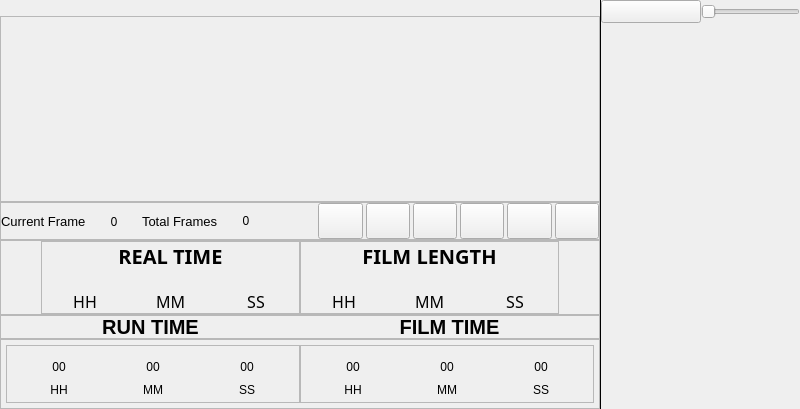
Above: Graffik/gui/film/filmwindow.ui from DynamicPerception/Graffik_Legacy before the change. Below: the same form after it.
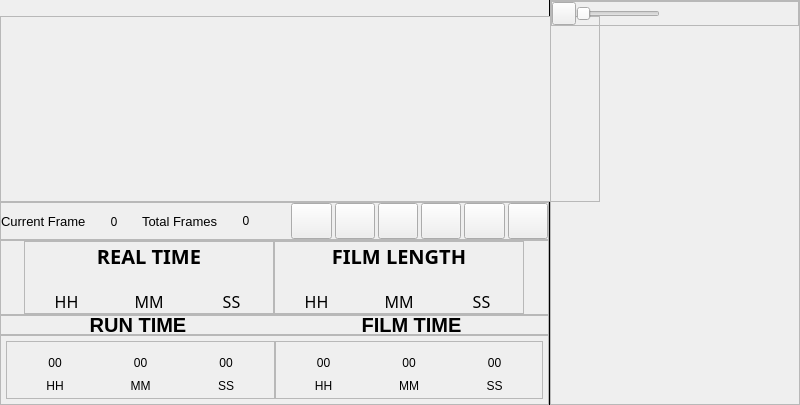
That is the form after the change. Custom widgets are drawn as their Qt base class.

Commit message: * Fixed right-side whitespace expansion issues * Fixed problem with incorrect button name * Fixed windows build/copy issues

Patch:
```diff
--- a/Graffik/gui/film/filmwindow.ui
+++ b/Graffik/gui/film/filmwindow.ui
@@ -7,7 +7,7 @@
     <x>0</x>
     <y>0</y>
     <width>800</width>
-    <height>409</height>
+    <height>405</height>
    </rect>
   </property>
   <property name="sizePolicy">
@@ -28,7 +28,7 @@
   <property name="styleSheet">
    <string notr="true"/>
   </property>
-  <layout class="QVBoxLayout" name="verticalLayout">
+  <layout class="QVBoxLayout" name="verticalLayout_2">
    <property name="spacing">
     <number>0</number>
    </property>
@@ -865,119 +865,6 @@
        </layout>
       </widget>
      </item>
-     <item row="1" column="5" rowspan="6">
-      <layout class="QGridLayout" name="pluginPanelGridLayout">
-       <property name="sizeConstraint">
-        <enum>QLayout::SetFixedSize</enum>
-       </property>
-       <property name="spacing">
-        <number>0</number>
-       </property>
-       <item row="3" column="1" colspan="2">
-        <widget class="QStackedWidget" name="pluginStackedWidget">
-         <property name="sizePolicy">
-          <sizepolicy hsizetype="Expanding" vsizetype="Expanding">
-           <horstretch>0</horstretch>
-           <verstretch>0</verstretch>
-          </sizepolicy>
-         </property>
-         <widget class="QWidget" name="page_3">
-          <property name="enabled">
-           <bool>false</bool>
-          </property>
-         </widget>
-         <widget class="QWidget" name="page_4">
-          <property name="enabled">
-           <bool>false</bool>
-          </property>
-         </widget>
-        </widget>
-       </item>
-       <item row="0" column="1">
-        <widget class="QToolButton" name="camSetBut">
-         <property name="sizePolicy">
-          <sizepolicy hsizetype="Preferred" vsizetype="Preferred">
-           <horstretch>0</horstretch>
-           <verstretch>0</verstretch>
-          </sizepolicy>
-         </property>
-         <property name="minimumSize">
-          <size>
-           <width>0</width>
-           <height>0</height>
-          </size>
-         </property>
-         <property name="maximumSize">
-          <size>
-           <width>16777215</width>
-           <height>16777215</height>
-          </size>
-         </property>
-         <property name="sizeIncrement">
-          <size>
-           <width>5</width>
-           <height>1</height>
-          </size>
-         </property>
-         <property name="baseSize">
-          <size>
-           <width>187</width>
-           <height>37</height>
-          </size>
-         </property>
-         <property name="font">
-          <font>
-           <pointsize>10</pointsize>
-          </font>
-         </property>
-         <property name="text">
-          <string/>
-         </property>
-        </widget>
-       </item>
-       <item row="0" column="2">
-        <widget class="SlideToggle" name="camControlSlider">
-         <property name="sizePolicy">
-          <sizepolicy hsizetype="Preferred" vsizetype="Preferred">
-           <horstretch>0</horstretch>
-           <verstretch>0</verstretch>
-          </sizepolicy>
-         </property>
-         <property name="minimumSize">
-          <size>
-           <width>0</width>
-           <height>0</height>
-          </size>
-         </property>
-         <property name="maximumSize">
-          <size>
-           <width>16777215</width>
-           <height>16777215</height>
-          </size>
-         </property>
-         <property name="orientation">
-          <enum>Qt::Horizontal</enum>
-         </property>
-        </widget>
-       </item>
-       <item row="2" column="1" colspan="2">
-        <spacer name="hSpacerPluginPanel">
-         <property name="orientation">
-          <enum>Qt::Horizontal</enum>
-         </property>
-         <property name="sizeType">
-          <enum>QSizePolicy::Maximum</enum>
-         </property>
-         <property name="sizeHint" stdset="0">
-          <size>
-           <width>313</width>
-           <height>5</height>
-          </size>
-         </property>
-        </spacer>
-       </item>
-      </layout>
-     </item>
      <item row="0" column="4" rowspan="7">
       <widget class="Line" name="separatorLine">
        <property name="minimumSize">
@@ -1042,7 +929,7 @@
        </property>
        <property name="minimumSize">
         <size>
-         <width>0</width>
+         <width>600</width>
          <height>186</height>
         </size>
        </property>
@@ -1264,7 +1151,7 @@
                  <property name="maximumSize">
                   <size>
                    <width>16777215</width>
-                   <height>43</height>
+                   <height>16777215</height>
                   </size>
                  </property>
                 </widget>
@@ -1280,7 +1167,7 @@
                  <property name="maximumSize">
                   <size>
                    <width>16777215</width>
-                   <height>43</height>
+                   <height>16777215</height>
                   </size>
                  </property>
                 </widget>
@@ -1290,7 +1177,7 @@
                  <property name="maximumSize">
                   <size>
                    <width>16777215</width>
-                   <height>43</height>
+                   <height>16777215</height>
                   </size>
                  </property>
                 </widget>
@@ -1435,7 +1322,7 @@
                  <property name="maximumSize">
                   <size>
                    <width>16777215</width>
-                   <height>43</height>
+                   <height>16777215</height>
                   </size>
                  </property>
                 </widget>
@@ -1451,7 +1338,7 @@
                  <property name="maximumSize">
                   <size>
                    <width>16777215</width>
-                   <height>43</height>
+                   <height>16777215</height>
                   </size>
                  </property>
                 </widget>
@@ -1461,7 +1348,7 @@
                  <property name="maximumSize">
                   <size>
                    <width>16777215</width>
-                   <height>43</height>
+                   <height>16777215</height>
                   </size>
                  </property>
                 </widget>
@@ -1553,6 +1440,188 @@
        </layout>
       </widget>
      </item>
+     <item row="0" column="5" rowspan="7">
+      <widget class="QFrame" name="rightFrame">
+       <property name="minimumSize">
+        <size>
+         <width>250</width>
+         <height>0</height>
+        </size>
+       </property>
+       <property name="maximumSize">
+        <size>
+         <width>313</width>
+         <height>16777215</height>
+        </size>
+       </property>
+       <property name="frameShape">
+        <enum>QFrame::StyledPanel</enum>
+       </property>
+       <property name="frameShadow">
+        <enum>QFrame::Raised</enum>
+       </property>
+       <layout class="QVBoxLayout" name="verticalLayout">
+        <property name="spacing">
+         <number>0</number>
+        </property>
+        <property name="margin">
+         <number>0</number>
+        </property>
+        <item>
+         <layout class="QGridLayout" name="pluginPanelGridLayout">
+          <property name="sizeConstraint">
+           <enum>QLayout::SetFixedSize</enum>
+          </property>
+          <property name="spacing">
+           <number>0</number>
+          </property>
+          <item row="3" column="1" colspan="2">
+           <widget class="QStackedWidget" name="pluginStackedWidget">
+            <property name="sizePolicy">
+             <sizepolicy hsizetype="Expanding" vsizetype="Expanding">
+              <horstretch>0</horstretch>
+              <verstretch>0</verstretch>
+             </sizepolicy>
+            </property>
+            <widget class="QWidget" name="page_3">
+             <property name="enabled">
+              <bool>false</bool>
+             </property>
+            </widget>
+            <widget class="QWidget" name="page_4">
+             <property name="enabled">
+              <bool>false</bool>
+             </property>
+            </widget>
+           </widget>
+          </item>
+          <item row="2" column="1" colspan="2">
+           <spacer name="hSpacerPluginPanel">
+            <property name="orientation">
+             <enum>Qt::Horizontal</enum>
+            </property>
+            <property name="sizeType">
+             <enum>QSizePolicy::Maximum</enum>
+            </property>
+            <property name="sizeHint" stdset="0">
+             <size>
+              <width>313</width>
+              <height>5</height>
+             </size>
+            </property>
+           </spacer>
+          </item>
+          <item row="1" column="1" colspan="2">
+           <widget class="QFrame" name="camSetFrame">
+            <property name="maximumSize">
+             <size>
+              <width>313</width>
+              <height>16777215</height>
+             </size>
+            </property>
+            <property name="frameShape">
+             <enum>QFrame::StyledPanel</enum>
+            </property>
+            <property name="frameShadow">
+             <enum>QFrame::Raised</enum>
+            </property>
+            <layout class="QHBoxLayout" name="horizontalLayout_8">
+             <property name="spacing">
+              <number>0</number>
+             </property>
+             <property name="margin">
+              <number>0</number>
+             </property>
+             <item>
+              <widget class="QToolButton" name="camSetBut">
+               <property name="sizePolicy">
+                <sizepolicy hsizetype="Preferred" vsizetype="Preferred">
+                 <horstretch>0</horstretch>
+                 <verstretch>0</verstretch>
+                </sizepolicy>
+               </property>
+               <property name="minimumSize">
+                <size>
+                 <width>0</width>
+                 <height>0</height>
+                </size>
+               </property>
+               <property name="maximumSize">
+                <size>
+                 <width>16777215</width>
+                 <height>16777215</height>
+                </size>
+               </property>
+               <property name="sizeIncrement">
+                <size>
+                 <width>5</width>
+                 <height>1</height>
+                </size>
+               </property>
+               <property name="baseSize">
+                <size>
+                 <width>187</width>
+                 <height>37</height>
+                </size>
+               </property>
+               <property name="font">
+                <font>
+                 <pointsize>10</pointsize>
+                </font>
+               </property>
+               <property name="text">
+                <string/>
+               </property>
+              </widget>
+             </item>
+             <item>
+              <widget class="SlideToggle" name="camControlSlider">
+               <property name="sizePolicy">
+                <sizepolicy hsizetype="Preferred" vsizetype="Preferred">
+                 <horstretch>0</horstretch>
+                 <verstretch>0</verstretch>
+                </sizepolicy>
+               </property>
+               <property name="minimumSize">
+                <size>
+                 <width>0</width>
+                 <height>0</height>
+                </size>
+               </property>
+               <property name="maximumSize">
+                <size>
+                 <width>16777215</width>
+                 <height>16777215</height>
+                </size>
+               </property>
+               <property name="orientation">
+                <enum>Qt::Horizontal</enum>
+               </property>
+              </widget>
+             </item>
+             <item>
+              <spacer name="horizontalSpacer_4">
+               <property name="orientation">
+                <enum>Qt::Horizontal</enum>
+               </property>
+               <property name="sizeHint" stdset="0">
+                <size>
+                 <width>40</width>
+                 <height>20</height>
+                </size>
+               </property>
+              </spacer>
+             </item>
+            </layout>
+           </widget>
+          </item>
+         </layout>
+        </item>
+       </layout>
+       <zorder></zorder>
+       <zorder></zorder>
+      </widget>
+     </item>
     </layout>
    </item>
   </layout>
```
Left out of the diff: 2 changed lines with no effect on the pictures. The commit also changes 14 other files.
